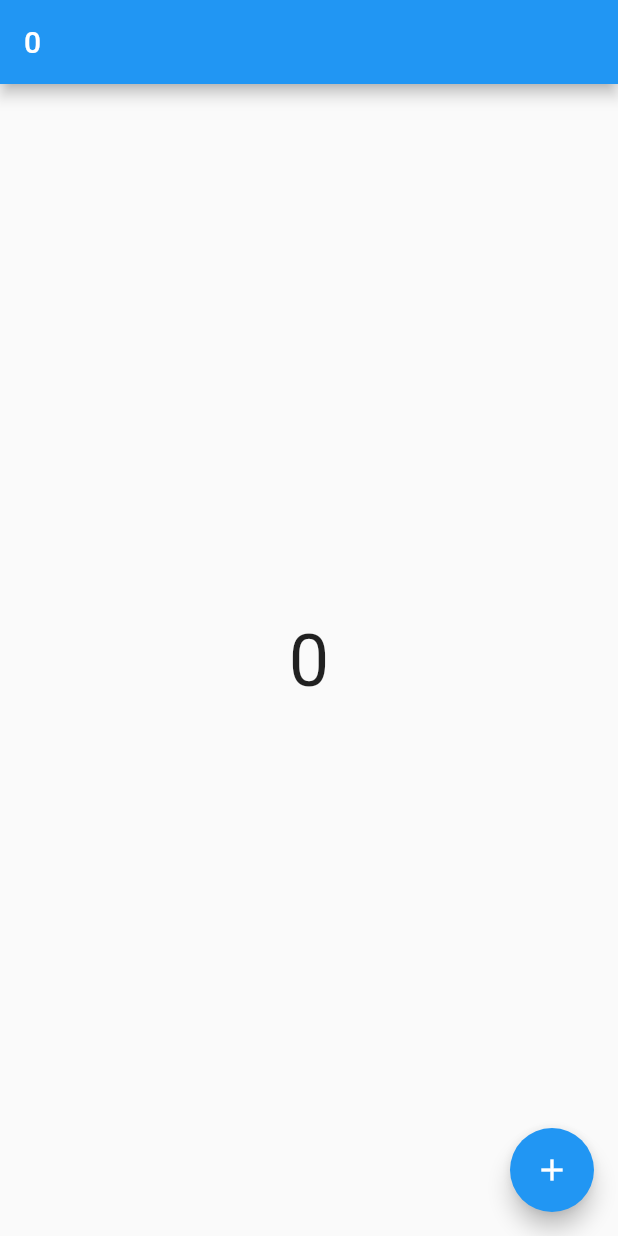
After one commit to youyoung00/ohClass_flutter_kakaoT, a Flutter app: the screen it shows after launch, on a phone screen of 412 x 824 dp. The commit adds this screen. Run offline on Flutter 3.47's test engine with Material 2 defaults, Android fonts, the phone set to English and light mode, and no system bars.

Commit message:
카운터 페이지 추가

```diff
--- /dev/null
+++ b/lib/counter/counter_screen.dart
@@ -0,0 +1,43 @@
+import 'package:flutter/material.dart';
+
+class CounterScreen extends StatefulWidget {
+  const CounterScreen({Key key}) : super(key: key);
+
+  @override
+  State<CounterScreen> createState() => _CounterScreenState();
+}
+
+class _CounterScreenState extends State<CounterScreen> {
+
+  int _count = 0;
+
+  @override
+  Widget build(BuildContext context) {
+    return Scaffold(
+      appBar: AppBar(
+        title: Text(
+          '$_count',
+        ),
+      ),
+      body: _buildBody(),
+      floatingActionButton: FloatingActionButton(
+        onPressed: () {
+          setState(() {
+            _count++;
+          });
+        },
+        child: Icon(Icons.add),
+
+      ),
+    );
+  }
+
+  Widget _buildBody() {
+    return Center(
+      child: Text(
+        '$_count',
+        style: TextStyle(fontSize: 48),
+      ),
+    );
+  }
+}
--- a/lib/main.dart
+++ b/lib/main.dart
@@ -1,5 +1,7 @@
 import 'package:flutter/material.dart';
 import 'package:kakao_t_ui_exam/ui/home/home_screen.dart';
+
+import 'counter/counter_screen.dart';
 
 void main() {
   runApp(const MyApp());
@@ -13,10 +15,9 @@ class MyApp extends StatelessWidget {
     return MaterialApp(
       title: 'Flutter Demo',
       theme: ThemeData(
-
         primarySwatch: Colors.blue,
       ),
-      home: HomeScreen(),
+      home: CounterScreen(),
     );
   }
 }
```
